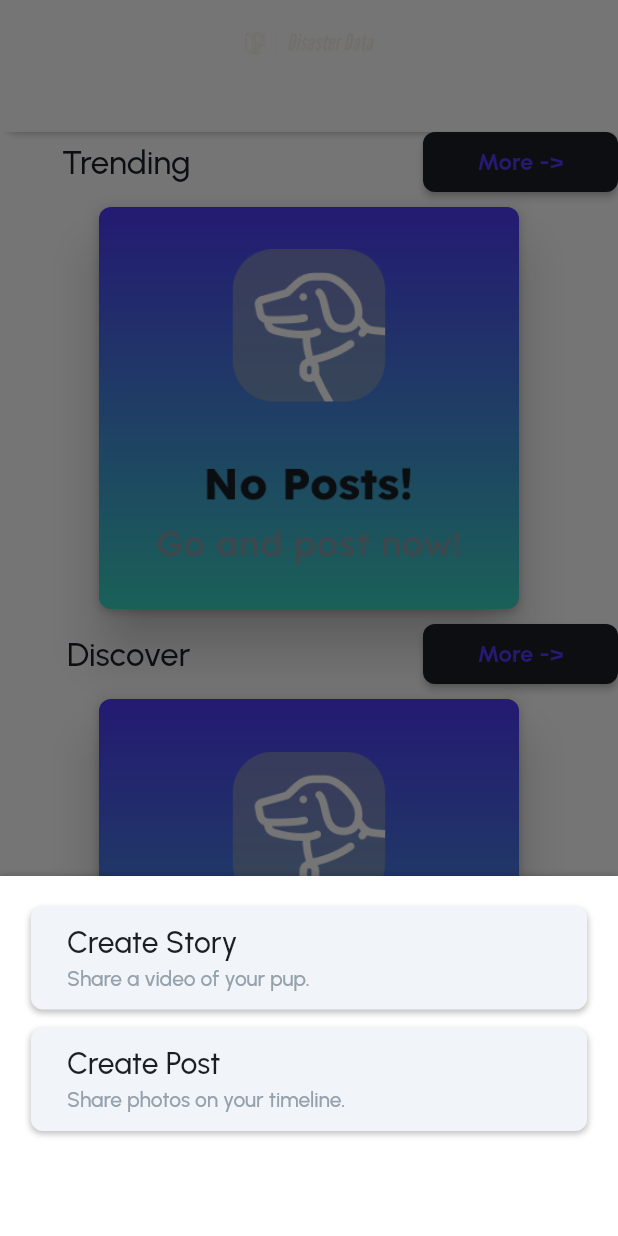
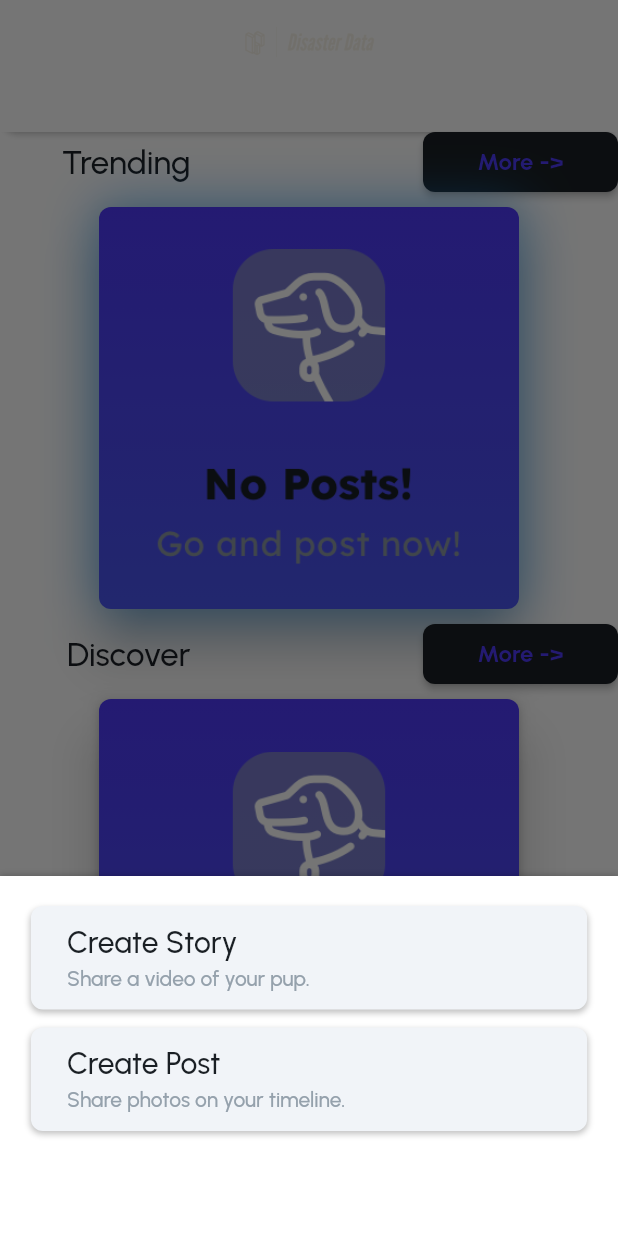
Before and after one commit to Arjun2908/Disaster-Data, a Flutter app: the screen it shows once a user with an empty profile is signed in, scrolled down 126 dp, after a tap on the "create" icon, on a phone screen of 412 x 824 dp. Run offline on Flutter 3.47's test engine with Material 2 defaults, Android fonts, the phone set to English and light mode, and no system bars; drawn by our look-alikes of auto_size_text; our stand-ins replace built_collection, built_value, cached_network_image, chewie, cloud_firestore, file_picker and 19 more; missing offline and left inert: dash_chat, flutter_google_places, google_api_headers, google_maps_webservice, json_path, mime_type; accounts and stored records are empty; network calls fail.

Commit message:
Made final UI Changes

```diff
--- a/lib/home_page/home_page_widget.dart
+++ b/lib/home_page/home_page_widget.dart
@@ -306,7 +306,9 @@ class _HomePageWidgetState extends State<HomePageWidget> {
                 ),
               ],
             ),
-            Padding(
+            Align(
+              // alignment: AlignmentDirectional(-0.7, 0),
+              child: Padding(
                 padding: EdgeInsetsDirectional.fromSTEB(0, 10, 0, 0),
                 child: Material(
                   color: Colors.transparent,
@@ -320,16 +322,17 @@ class _HomePageWidgetState extends State<HomePageWidget> {
                     decoration: BoxDecoration(
                       boxShadow: [
                         BoxShadow(
-                        blurRadius: 4,
-                        color: Color(0x33000000),
-                        offset: Offset(0, 2),
+                          color: Colors.blue.withOpacity(0.6),
+                          // offset: Offset(0, 20),
+                          blurRadius: 30,
+                          spreadRadius: 2,
                         )
                       ],
                       gradient: LinearGradient(
                         colors: [FlutterFlowTheme.of(context).primaryColor, FlutterFlowTheme.of(context).secondaryColor],
                         stops: [0, 1],
                         begin: AlignmentDirectional(0, -1),
-                      end: AlignmentDirectional(0, 1),
+                        end: AlignmentDirectional(0, 10),
                       ),
                       borderRadius: BorderRadius.circular(8),
                     ),
@@ -525,7 +528,7 @@ class _HomePageWidgetState extends State<HomePageWidget> {
                                                   mainAxisSize: MainAxisSize.max,
                                                   children: [
                                                     Padding(
-                                                    padding: EdgeInsetsDirectional.fromSTEB(150, 2, 0, 0),
+                                                      padding: EdgeInsetsDirectional.fromSTEB(0, 2, 0, 0),
                                                       child: Text(
                                                         dateTimeFormat('relative', socialFeedUserPostsRecord.timePosted!),
                                                         style: FlutterFlowTheme.of(context).bodyText1.override(
@@ -540,13 +543,13 @@ class _HomePageWidgetState extends State<HomePageWidget> {
                                             ),
                                           ),
                                           Padding(
-                                          padding: EdgeInsetsDirectional.fromSTEB(2, 4, 0, 0),
+                                            padding: EdgeInsetsDirectional.fromSTEB(0, 4, 0, 0),
                                             child: Row(
                                               mainAxisSize: MainAxisSize.max,
                                               children: [
                                                 Expanded(
                                                   child: Padding(
-                                                  padding: EdgeInsetsDirectional.fromSTEB(12, 0, 12, 12),
+                                                    padding: EdgeInsetsDirectional.fromSTEB(10, 0, 12, 12),
                                                     child: Text(
                                                       valueOrDefault<String>(
                                                         socialFeedUserPostsRecord.postDescription,
@@ -555,6 +558,7 @@ class _HomePageWidgetState extends State<HomePageWidget> {
                                                       style: FlutterFlowTheme.of(context).bodyText1.override(
                                                             fontFamily: 'Urbanist',
                                                             color: FlutterFlowTheme.of(context).primaryDark,
+                                                            fontSize: 14,
                                                           ),
                                                     ),
                                                   ),
@@ -572,6 +576,7 @@ class _HomePageWidgetState extends State<HomePageWidget> {
                           }),
                         );
                       },
+                    ),
                   ),
                 ),
               ),
@@ -615,7 +620,9 @@ class _HomePageWidgetState extends State<HomePageWidget> {
                 ],
               ),
             ),
-            Padding(
+            Align(
+              // alignment: AlignmentDirectional(-0.7, 0),
+              child: Padding(
                 padding: EdgeInsetsDirectional.fromSTEB(0, 10, 0, 20),
                 child: Material(
                   color: Colors.transparent,
@@ -638,7 +645,7 @@ class _HomePageWidgetState extends State<HomePageWidget> {
                         colors: [FlutterFlowTheme.of(context).primaryColor, FlutterFlowTheme.of(context).secondaryColor],
                         stops: [0, 1],
                         begin: AlignmentDirectional(0, -1),
-                      end: AlignmentDirectional(0, 1),
+                        end: AlignmentDirectional(0, 10),
                       ),
                       borderRadius: BorderRadius.circular(8),
                     ),
@@ -699,9 +706,10 @@ class _HomePageWidgetState extends State<HomePageWidget> {
                                       color: FlutterFlowTheme.of(context).secondaryBackground,
                                       boxShadow: [
                                         BoxShadow(
-                                        blurRadius: 4,
-                                        color: Color(0x32000000),
-                                        offset: Offset(0, 2),
+                                          // color: Colors.blue.withOpacity(0.8),
+                                          // offset: Offset(20, 20),
+                                          blurRadius: 30,
+                                          spreadRadius: 10,
                                         )
                                       ],
                                       borderRadius: BorderRadius.circular(0),
@@ -825,7 +833,7 @@ class _HomePageWidgetState extends State<HomePageWidget> {
                                               mainAxisAlignment: MainAxisAlignment.spaceBetween,
                                               children: [
                                                 Padding(
-                                                padding: EdgeInsetsDirectional.fromSTEB(150, 2, 0, 0),
+                                                  padding: EdgeInsetsDirectional.fromSTEB(0, 2, 0, 0),
                                                   child: Text(
                                                     dateTimeFormat('relative', socialFeedUserPostsRecord.timePosted!),
                                                     style: FlutterFlowTheme.of(context).bodyText1,
@@ -841,7 +849,7 @@ class _HomePageWidgetState extends State<HomePageWidget> {
                                               children: [
                                                 Expanded(
                                                   child: Padding(
-                                                  padding: EdgeInsetsDirectional.fromSTEB(12, 0, 12, 12),
+                                                    padding: EdgeInsetsDirectional.fromSTEB(8, 0, 12, 12),
                                                     child: Text(
                                                       valueOrDefault<String>(
                                                         socialFeedUserPostsRecord.postDescription,
@@ -868,6 +876,7 @@ class _HomePageWidgetState extends State<HomePageWidget> {
                   ),
                 ),
               ),
+            ),
           ],
         ),
       ),
--- a/lib/login/login_widget.dart
+++ b/lib/login/login_widget.dart
@@ -146,7 +146,7 @@ class _LoginWidgetState extends State<LoginWidget> {
                                 ),
                                 borderRadius: BorderRadius.circular(8),
                               ),
-                              contentPadding: EdgeInsetsDirectional.fromSTEB(8, 0, 0, 0),
+                              contentPadding: EdgeInsetsDirectional.fromSTEB(16, 20, 24, 20),
                             ),
                             style: FlutterFlowTheme.of(context).bodyText1,
                           ),
@@ -204,7 +204,7 @@ class _LoginWidgetState extends State<LoginWidget> {
                                 ),
                                 borderRadius: BorderRadius.circular(8),
                               ),
-                              contentPadding: EdgeInsetsDirectional.fromSTEB(16, 20, 20, 20),
+                              contentPadding: EdgeInsetsDirectional.fromSTEB(16, 20, 24, 20),
                               suffixIcon: InkWell(
                                 onTap: () => setState(
                                   () => passwordVisibility = !passwordVisibility,
```
Also changed, not shown: lib/dash/dash_widget.dart (+14 -2 lines). Lines whose indentation alone changed are shown as unchanged.
